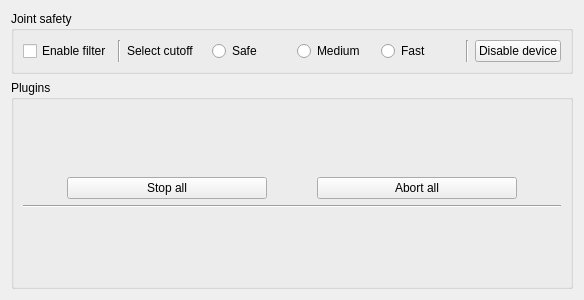
Before: the Qt Designer form src/joint_state_gui/xbot2.ui in ADVRHumanoids/robot_monitoring, drawn with Qt 5.
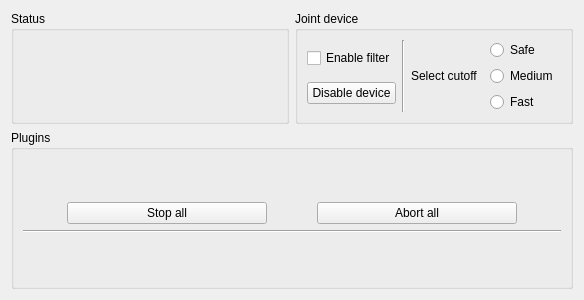
After: the same form once the commit is applied.

Patch:
```diff
--- a/src/joint_state_gui/xbot2.ui
+++ b/src/joint_state_gui/xbot2.ui
@@ -15,14 +15,23 @@
   </property>
   <layout class="QVBoxLayout" name="verticalLayout" stretch="0,1">
    <item>
-    <layout class="QHBoxLayout" name="horizontalLayout_3">
+    <layout class="QHBoxLayout" name="topLayout">
+     <item>
+      <widget class="QGroupBox" name="statusBox">
+       <property name="title">
+        <string>Status</string>
+       </property>
+      </widget>
+     </item>
      <item>
       <widget class="QGroupBox" name="groupBox_2">
        <property name="title">
-        <string>Joint safety</string>
+        <string>Joint device</string>
        </property>
        <layout class="QHBoxLayout" name="horizontalLayout_4">
         <item>
+         <layout class="QVBoxLayout" name="verticalLayout_2">
+          <item>
          <widget class="QCheckBox" name="enableFilter">
           <property name="text">
            <string>Enable filter</string>
@@ -30,6 +39,15 @@
          </widget>
         </item>
         <item>
+           <widget class="QPushButton" name="disableEnableBtn">
+            <property name="text">
+             <string>Disable device</string>
+            </property>
+           </widget>
+          </item>
+         </layout>
+        </item>
+        <item>
          <widget class="Line" name="line_2">
           <property name="orientation">
            <enum>Qt::Vertical</enum>
@@ -38,11 +56,19 @@
         </item>
         <item>
          <widget class="QLabel" name="label">
+          <property name="sizePolicy">
+           <sizepolicy hsizetype="Fixed" vsizetype="Preferred">
+            <horstretch>0</horstretch>
+            <verstretch>0</verstretch>
+           </sizepolicy>
+          </property>
           <property name="text">
-           <string>Select cutoff</string>
+           <string>Select cutoff  </string>
           </property>
          </widget>
         </item>
+        <item>
+         <layout class="QVBoxLayout" name="verticalLayout_4">
         <item>
          <widget class="QRadioButton" name="safeBtn">
           <property name="text">
@@ -64,19 +90,7 @@
           </property>
          </widget>
         </item>
-        <item>
-         <widget class="Line" name="line">
-          <property name="orientation">
-           <enum>Qt::Vertical</enum>
-          </property>
-         </widget>
-        </item>
-        <item>
-         <widget class="QPushButton" name="disableEnableBtn">
-          <property name="text">
-           <string>Disable device</string>
-          </property>
-         </widget>
+         </layout>
         </item>
        </layout>
       </widget>
```
Lines whose indentation alone changed are shown as unchanged.
